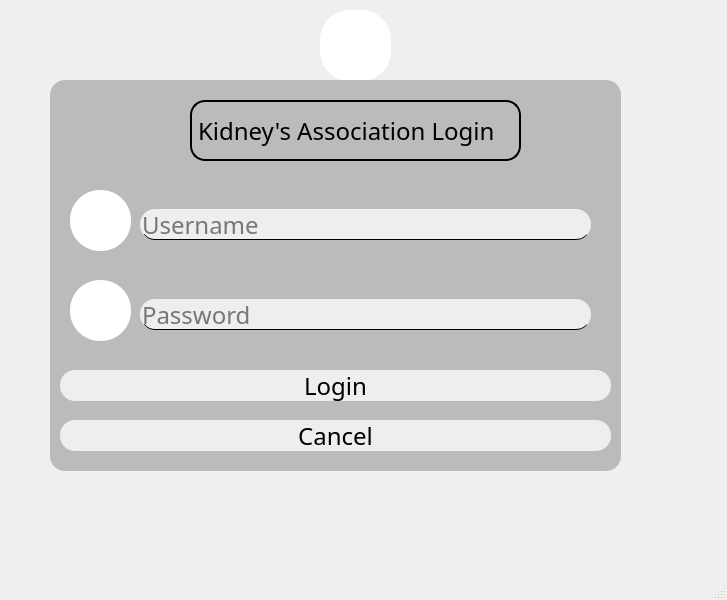
Qt form login.ui (Lurothero/KidneyAssociation) before a commit.
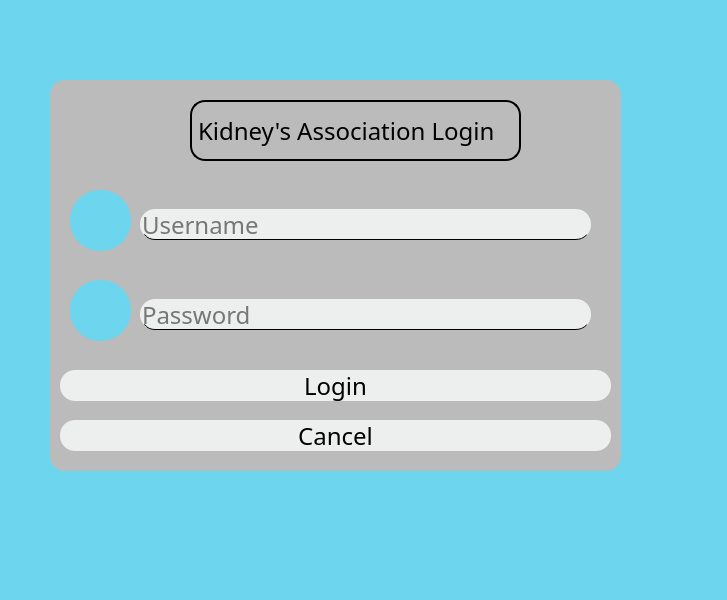
The same form after that commit. Icons and pictures are not drawn.

Commit message: Changed color scheme

Patch:
```diff
--- a/login.ui
+++ b/login.ui
@@ -39,13 +39,9 @@
    
 }
 
-
-
 QWidget
 {
-   background-image: url(:/doctor.jpg);
-   background-attachment: fixed;
-   background-repeat: repeat;
+   background-color:   #6dd5ed;
 }
 
 
```
Left out of the diff: 2 changed lines with no effect on the pictures. The commit also changes 7 other files.
